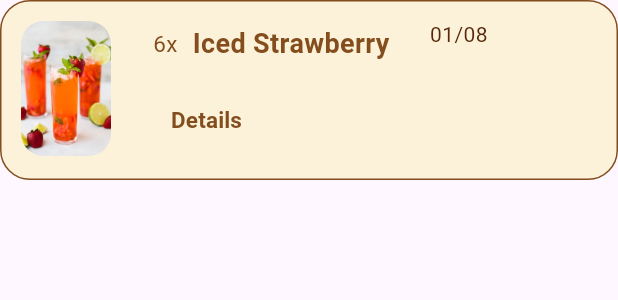
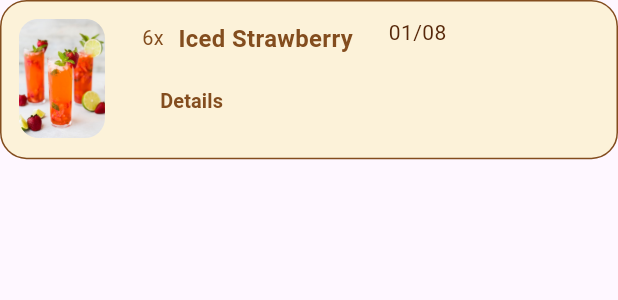
Before and after one commit to HKElim/chocobuy, a Flutter app: the OrderCard widget shown alone on an empty page, opened directly, on a phone screen of 412 x 824 dp. Shown: the top 300 px of the screen. Run offline on Flutter 3.47's test engine with Material 3 defaults, Android fonts, the phone set to English and light mode, and no system bars; our stand-ins replace flutter_screenutil, flutter_svg.

Commit message:
Update for responsivity

```diff
--- a/lib/screens/onboard_screen.dart
+++ b/lib/screens/onboard_screen.dart
@@ -5,7 +5,6 @@ import 'package:flutter_screenutil/flutter_screenutil.dart';
 import 'dart:async';
 
 import '../main.dart';
-
 class OnboardScreen extends StatefulWidget {
   @override
   _OnboardScreenState createState() => _OnboardScreenState();
--- a/lib/widgets/order_card.dart
+++ b/lib/widgets/order_card.dart
@@ -1,5 +1,6 @@
 import 'package:chocobuy/constants/colors.dart';
 import 'package:flutter/material.dart';
+import 'package:flutter_screenutil/flutter_screenutil.dart';
 
 class OrderCard extends StatelessWidget {
 
@@ -19,42 +20,42 @@ class OrderCard extends StatelessWidget {
   @override
   Widget build(BuildContext context) {
     return Container(
-                      height: 120,
+                      height: 120.h,
                       decoration: BoxDecoration(
-                        borderRadius: BorderRadius.circular(20),
+                        borderRadius: BorderRadius.circular(20.r),
                         border: Border.all(color: textColor),
                         color: beigeWhite
                       ),
                       child: Row(
                         crossAxisAlignment: CrossAxisAlignment.start,
                         children: [
-                          Padding(padding: EdgeInsets.all(13),
+                          Padding(padding: EdgeInsets.all(13.r),
                           child: Container(
-                            height: 90,
-                            width: 60,
+                            height: 90.h,
+                            width: 60.w,
                             decoration: BoxDecoration(
-                              borderRadius: BorderRadius.circular(15),
+                              borderRadius: BorderRadius.circular(15.r),
                               image: DecorationImage(image: AssetImage(image), fit: BoxFit.cover)
                             ),
                           ),),
-                          Padding(padding: EdgeInsets.all(15),
+                          Padding(padding: EdgeInsets.all(15.r),
                           child: Column(
                             crossAxisAlignment: CrossAxisAlignment.start,
                             mainAxisAlignment: MainAxisAlignment.spaceBetween,
                             children: [
                               Row(
                                 children: [
-                                  Text(quantity.toString() + "x", style: TextStyle(fontSize: 15, color: textColor),),
-                                  SizedBox(width: 10,),
-                                  Text(orderName, style: TextStyle(color: textColor, fontSize: 18, fontWeight: FontWeight.bold),)
+                                  Text(quantity.toString() + "x", style: TextStyle(fontSize: 15.sp, color: textColor),),
+                                  SizedBox(width: 10.w,),
+                                  Text(orderName, style: TextStyle(color: textColor, fontSize: 18.sp, fontWeight: FontWeight.bold),)
                                 ],
                               ),
                               TextButton(onPressed: (){},
-                              child: Text("Details", style: TextStyle(color: textColor, fontSize: 15, fontWeight: FontWeight.bold),))
+                              child: Text("Details", style: TextStyle(color: textColor, fontSize: 15.sp, fontWeight: FontWeight.bold),))
                             ],
                           ),),
                           Padding(
-                            padding: EdgeInsets.all(12),
+                            padding: EdgeInsets.all(12.r),
                           child: Text(orderDate, style: TextStyle(color: chocolate),
                           ),)
                         ],
```
Also changed, not shown: lib/widgets/input_field.dart (+9 -8 lines).
